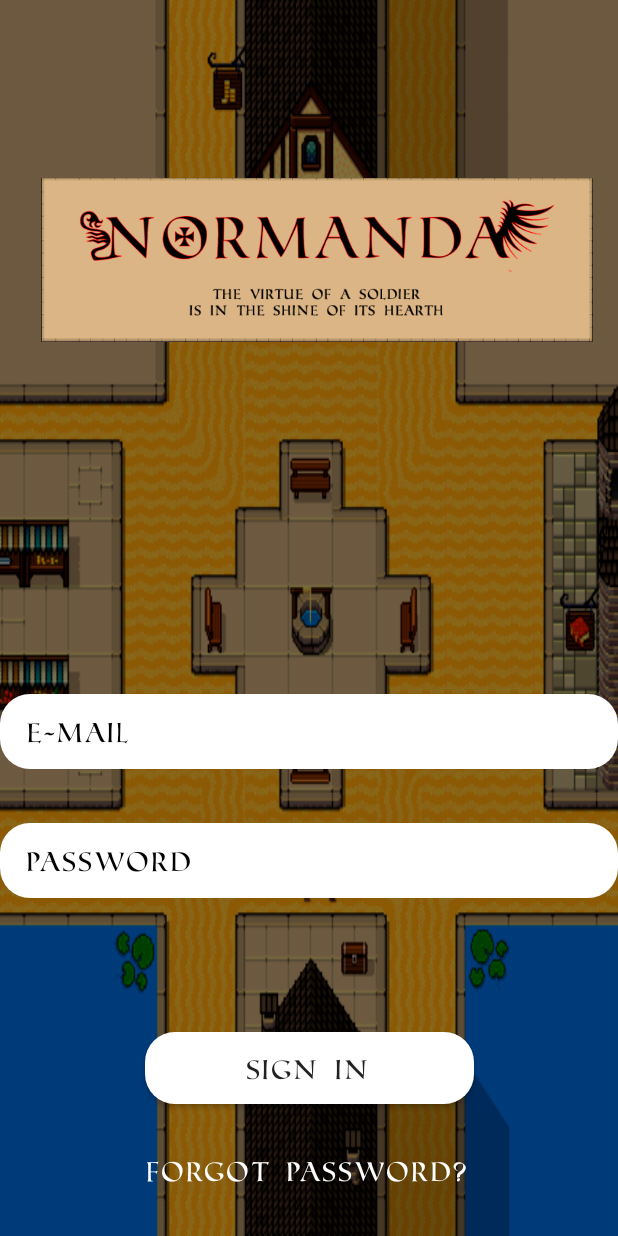
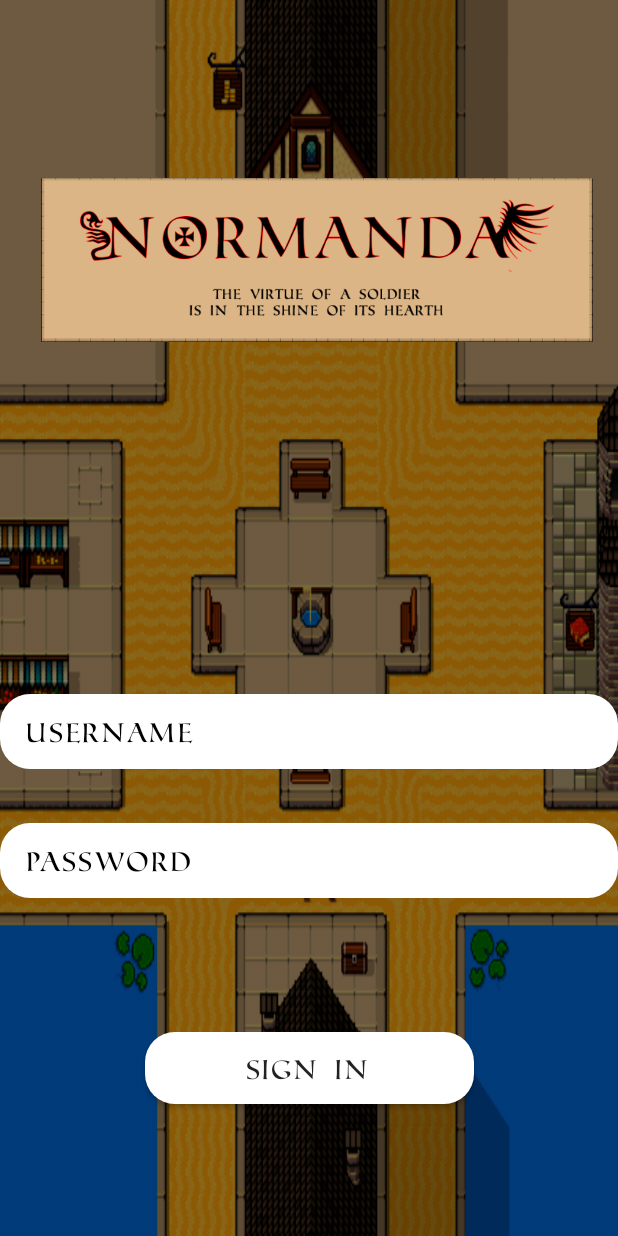
Before and after one commit to DiosMussolinos/Normanda-Kotlin-CompanionApp, an Android app: the screen it shows after launch (Normanda_Login), on a phone screen of 412 x 824 dp. Run offline under Robolectric (Android 15) with nearby library versions, the light colour scheme and no system bars; 2 statements that could not run were skipped.

Commit message:
Login Works

```diff
--- a/app/build.gradle
+++ b/app/build.gradle
@@ -61,6 +61,12 @@ dependencies {
     implementation "androidx.fragment:fragment-ktx:1.2.5"
     //GIF
     //implementation 'pl.droidsonroids.gif:android-gif-drawable:1.2.19'
+    implementation "com.squareup.retrofit2:retrofit:2.9.0"
+    implementation "com.squareup.retrofit2:converter-gson:2.7.2"
+    implementation "androidx.recyclerview:recyclerview:1.1.0"
+// For control over item selection of both touch and mouse driven selection
+    implementation "androidx.cardview:cardview:1.0.0"
+
 
 
 }
--- a/app/src/main/AndroidManifest.xml
+++ b/app/src/main/AndroidManifest.xml
@@ -1,6 +1,8 @@
 <?xml version="1.0" encoding="utf-8"?>
 <manifest xmlns:android="http://schemas.android.com/apk/res/android"
     package="com.example.normanda_capp">
+
+    <uses-permission android:name="android.permission.INTERNET" />
 
     <application
         android:allowBackup="true"
@@ -8,6 +10,7 @@
         android:label="@string/app_name"
         android:roundIcon="@mipmap/ic_launcher_round"
         android:supportsRtl="true"
+        android:usesCleartextTraffic="true"
         android:theme="@style/Theme.NormandaCApp">
         <receiver
             android:name=".TimerNotificationActionReceiver"
--- /dev/null
+++ b/app/src/main/java/com/example/normanda_capp/Login/Routes.kt
@@ -0,0 +1,13 @@
+package com.example.freshexample.com.example.normanda_capp.Login
+
+
+import retrofit2.Call
+import retrofit2.http.Body
+import retrofit2.http.POST
+
+interface Routes {
+
+    @POST("login")
+    fun login(@Body UserData:User): Call<User>
+
+}
--- a/app/src/main/res/layout/activity_normanda__login.xml
+++ b/app/src/main/res/layout/activity_normanda__login.xml
@@ -26,7 +26,7 @@
         android:bottomLeftRadius="20dip"
         android:bottomRightRadius="20dip"
         android:fontFamily="@font/roman_sd"
-        android:hint="@string/e_mail"
+        android:hint="username"
         android:inputType="text"
         android:paddingStart="18dp"
         android:paddingEnd="18dp"
@@ -75,20 +75,6 @@
         app:layout_constraintTop_toTopOf="parent"
         app:layout_constraintVertical_bias="0.887" />
 
-    <TextView
-        android:id="@+id/forgot_password"
-        android:layout_width="wrap_content"
-        android:layout_height="wrap_content"
-        android:fontFamily="@font/roman_sd"
-        android:text="@string/forgot_password"
-        android:textColor="#FFFFFF"
-        android:textSize="18sp"
-        app:layout_constraintBottom_toBottomOf="@+id/appCompatImageView"
-        app:layout_constraintEnd_toEndOf="parent"
-        app:layout_constraintHorizontal_bias="0.496"
-        app:layout_constraintStart_toStartOf="parent"
-        app:layout_constraintTop_toBottomOf="@+id/sing_in" />
-
     <ImageView
         android:id="@+id/imageView"
         android:layout_width="368dp"
--- a/build.gradle
+++ b/build.gradle
@@ -6,7 +6,7 @@ buildscript {
         jcenter()
     }
     dependencies {
-        classpath "com.android.tools.build:gradle:4.1.1"
+        classpath 'com.android.tools.build:gradle:4.1.1'
         classpath "org.jetbrains.kotlin:kotlin-gradle-plugin:$kotlin_version"
 
         // NOTE: Do not place your application dependencies here; they belong
```
Also changed, not shown: app/src/main/java/com/example/normanda_capp/Login/Client.kt (added, +16 -0 lines), app/src/main/java/com/example/normanda_capp/Login/User.kt (added, +14 -0 lines), app/src/main/java/com/example/normanda_capp/MainActivity.kt (+17 -2 lines), app/src/main/java/com/example/normanda_capp/Normanda_Login.kt (+61 -2 lines), gradle/wrapper/gradle-wrapper.properties.
